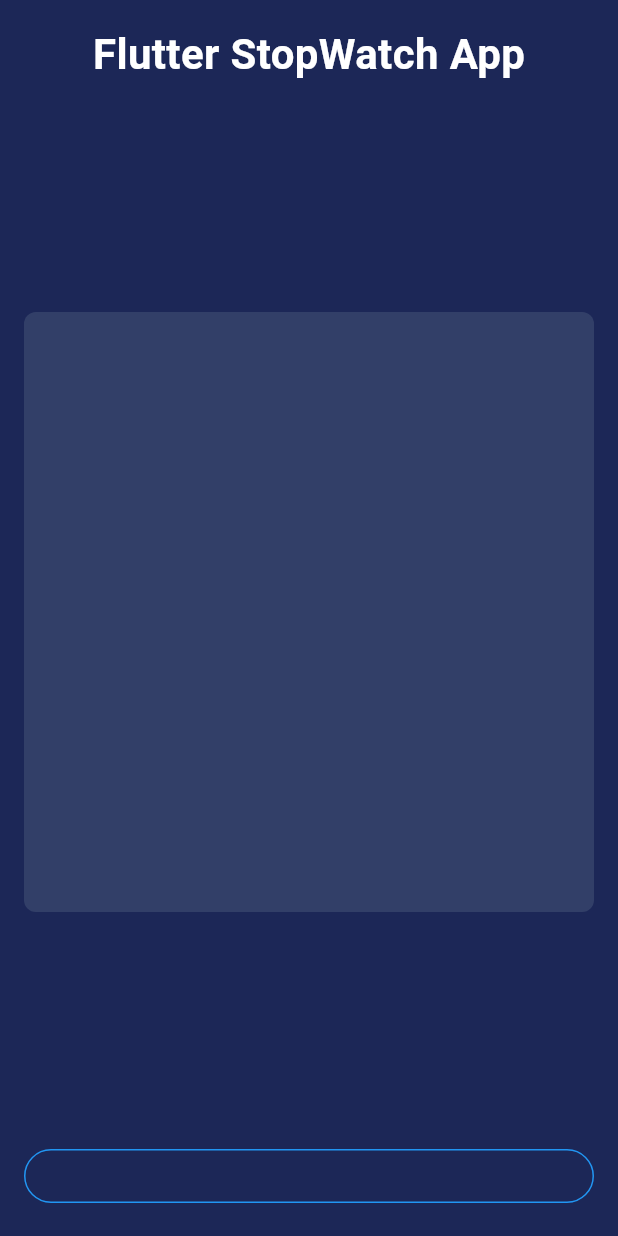
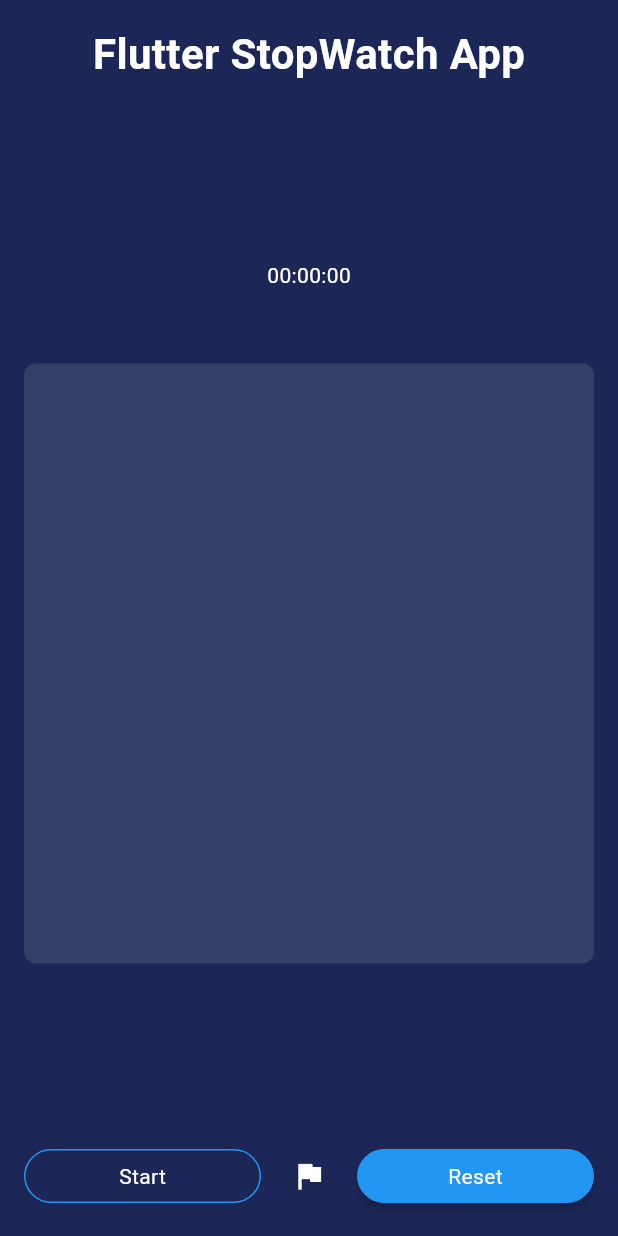
Before and after one commit to codeby-vikrant/Task-3-StopWatch-App, a Flutter app: the screen it shows after launch, on a phone screen of 412 x 824 dp. Run offline on Flutter 3.47's test engine with Material 3 defaults, Android fonts, the phone set to English and light mode, and no system bars.

Commit message:
added the flag icon and also the time text

```diff
--- a/lib/screens/homescreen.dart
+++ b/lib/screens/homescreen.dart
@@ -32,6 +32,12 @@ class _HomeScreenState extends State<HomeScreen> {
             const SizedBox(
               height: 20.0,
             ),
+            const Center(
+              child: Text(
+                "00:00:00",
+                style: TextStyle(color: swWhite),
+              ),
+            ),
             Container(
               height: 400.0,
               decoration: BoxDecoration(
@@ -47,7 +53,32 @@ class _HomeScreenState extends State<HomeScreen> {
                     child: RawMaterialButton(
                   onPressed: () {},
                   shape: const StadiumBorder(side: BorderSide(color: swBlue)),
-                ))
+                  child: const Text(
+                    "Start",
+                    style: TextStyle(color: swWhite),
+                  ),
+                )),
+                const SizedBox(
+                  width: 8.0,
+                ),
+                IconButton(
+                  onPressed: () {},
+                  icon: const Icon(Icons.flag),
+                  color: swWhite,
+                ),
+                const SizedBox(
+                  width: 8.0,
+                ),
+                Expanded(
+                    child: RawMaterialButton(
+                  onPressed: () {},
+                  fillColor: swBlue,
+                  shape: const StadiumBorder(),
+                  child: const Text(
+                    "Reset",
+                    style: TextStyle(color: swWhite),
+                  ),
+                )),
               ],
             )
           ],
```
